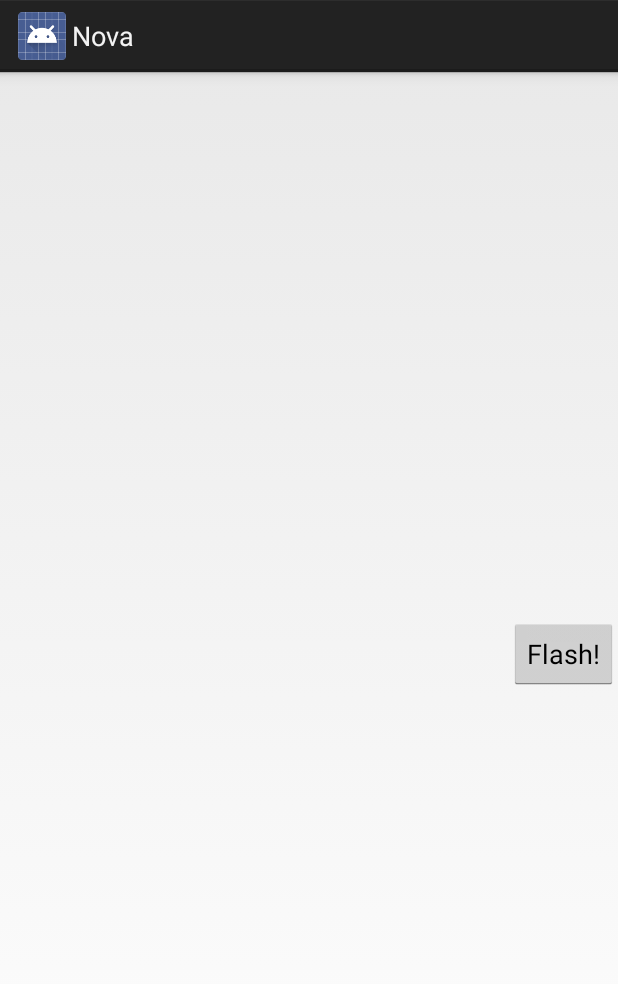
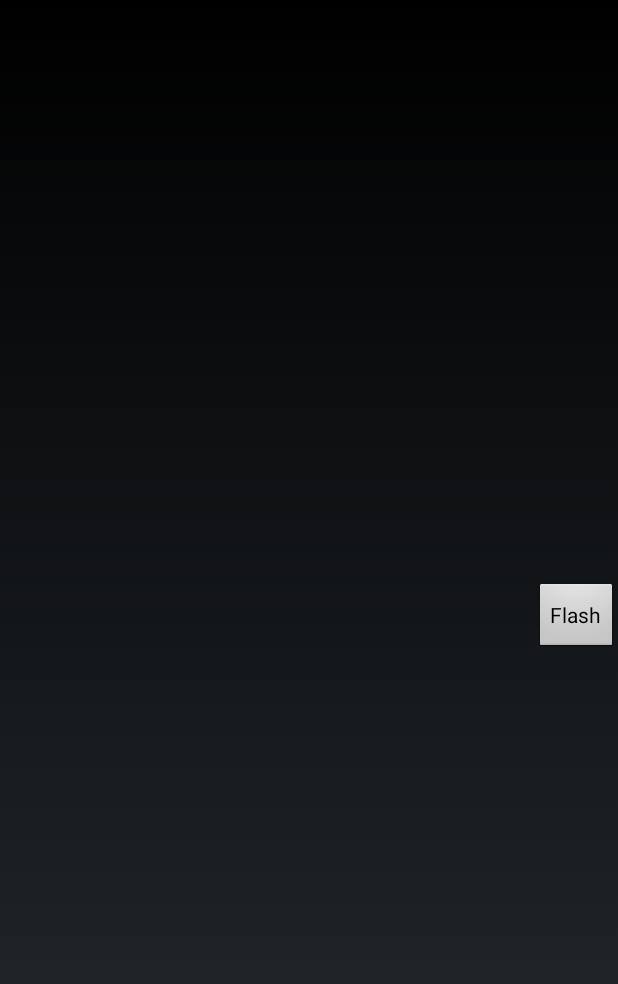
Before and after one commit to novaphotos/nova-android-sdk, an Android app: the layout activity_main.xml on its own in the app's theme, with its tools: preview values and no code run, on a phone screen of 412 x 824 dp. Shown: the top 984 px of the screen. Run offline under Robolectric (Android 15) with nearby library versions, the phone set to English and light mode, and no system bars.

Commit message:
full screen

```diff
--- a/camera-app/src/main/AndroidManifest.xml
+++ b/camera-app/src/main/AndroidManifest.xml
@@ -31,7 +31,7 @@
         android:allowBackup="true"
         android:icon="@drawable/ic_launcher"
         android:label="@string/app_name"
-        android:theme="@style/AppTheme">
+        android:theme="@android:style/Theme.NoTitleBar.Fullscreen">
         <activity
             android:name="com.sneakysquid.nova.app.MainActivity"
             android:label="@string/app_name"
--- a/camera-app/src/main/res/layout/activity_main.xml
+++ b/camera-app/src/main/res/layout/activity_main.xml
@@ -13,7 +13,7 @@
 
     <Button
         android:id="@+id/button_capture"
-        android:text="Flash!"
+        android:text="Flash"
         android:layout_width="wrap_content"
         android:layout_height="wrap_content"
         android:layout_gravity="center"
```
